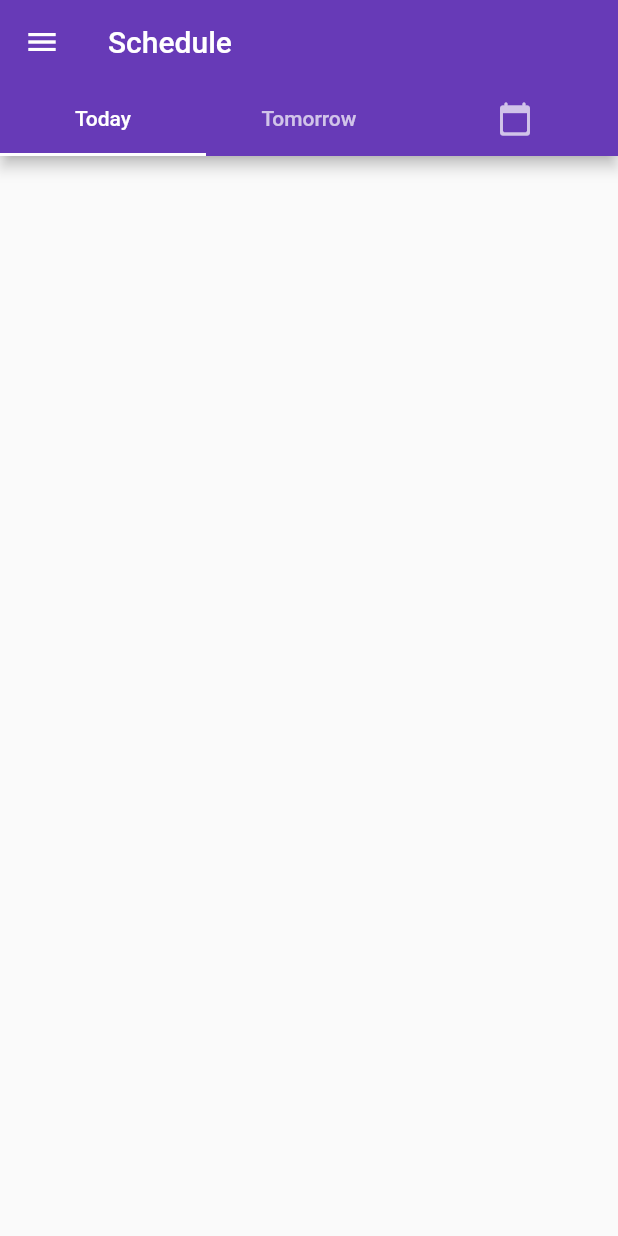
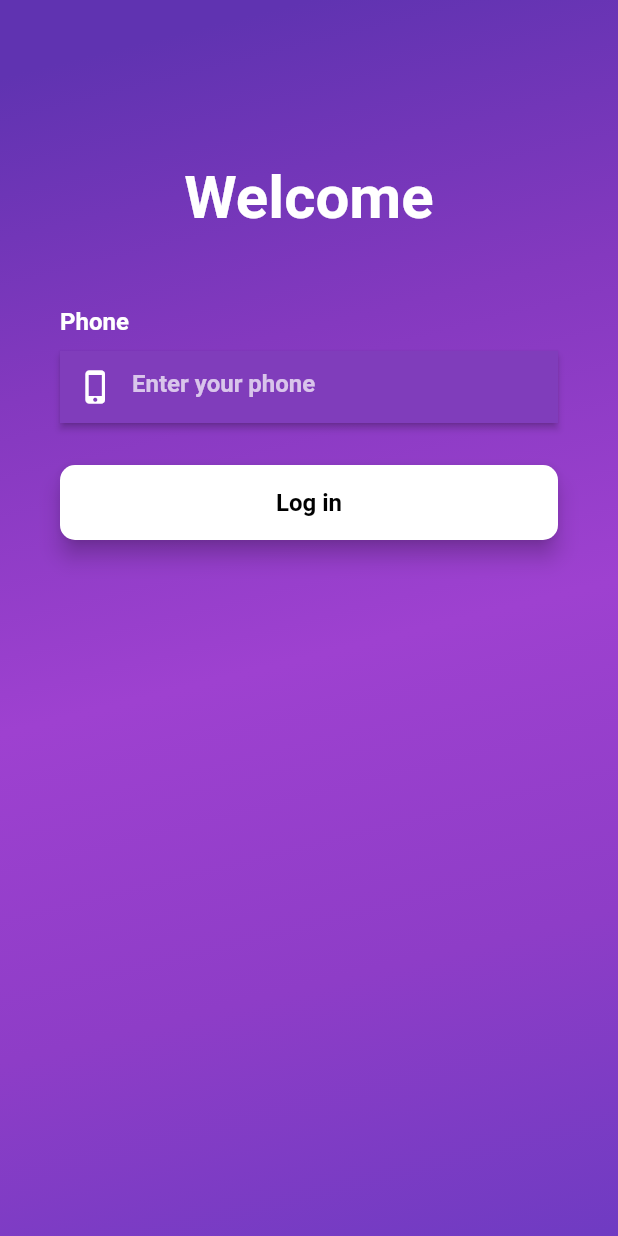
Before and after one commit to vivatNikolay/untitled, a Flutter app: the screen it shows after launch, on a phone screen of 412 x 824 dp. Run offline on Flutter 3.47's test engine with Material 2 defaults, Android fonts, the light colour scheme and no system bars; our stand-ins replace table_calendar; Roboto replaces fonts that are missing (PT-Sans, PTSans).

Commit message:
add login and logout

```diff
--- a/lib/main.dart
+++ b/lib/main.dart
@@ -1,5 +1,6 @@
 import 'dart:developer';
 import 'package:flutter/material.dart';
+import 'package:untitled/src/login.dart';
 import 'package:untitled/src/tabs.dart';
 import 'package:http/http.dart' as http;
 
@@ -25,7 +26,7 @@ class MyApp extends StatelessWidget {
         primarySwatch: Colors.deepPurple,
         visualDensity: VisualDensity.adaptivePlatformDensity
       ),
-      home: const MyHomePage(),
+      home: LoginScreen()
     );
   }
 }
--- /dev/null
+++ b/lib/src/drawer.dart
@@ -0,0 +1,79 @@
+import 'package:flutter/cupertino.dart';
+import 'package:flutter/material.dart';
+import 'package:untitled/src/login.dart';
+
+import 'entity.dart';
+
+class MyDrawer extends StatelessWidget {
+
+  final Relaxer relaxer;
+
+  MyDrawer({ required this.relaxer});
+
+  @override
+  Widget build(BuildContext context) {
+    return Drawer(
+        child: ListView(
+          padding: EdgeInsets.zero,
+          children: [
+            DrawerHeader(
+                decoration: const BoxDecoration(
+                    gradient: LinearGradient(
+                        colors: [Color(0xFF4A148C), Colors.deepPurple])),
+                child: Stack(
+                  children: <Widget>[
+                    Align(
+                      alignment: Alignment.topLeft,
+                      child: CircleAvatar(
+                        backgroundColor: Colors.white,
+                        radius: 40.0,
+                        child: Image.asset(relaxer.gender
+                            ? "assets/images/man.png"
+                            : "assets/images/woman.png"),
+                      ),
+                    ),
+                    Align(
+                        alignment:
+                        Alignment.bottomLeft + const Alignment(-0.05, -0.45),
+                        child: Text(
+                          '${relaxer.name} ${relaxer.surname}',
+                          style: const TextStyle(
+                              color: Colors.white,
+                              fontSize: 20.0,
+                              fontFamily: 'TimesNewRoman'),
+                        )),
+                    Align(
+                        alignment:
+                        Alignment.bottomLeft + const Alignment(-0.05, -0.05),
+                        child: Text(
+                          relaxer.phone,
+                          style: const TextStyle(
+                              color: Colors.white,
+                              fontSize: 17.0,
+                              fontFamily: 'TimesNewRoman'),
+                        )),
+                    const Align(
+                      alignment: Alignment.topRight,
+                      child: Icon(
+                        Icons.settings,
+                        size: 26,
+                        color: Colors.white,
+                      ),
+                    )
+                  ],
+                )),
+            ListTile(
+              leading: const Icon(Icons.logout),
+              minLeadingWidth: 24,
+              title: const Text('Log out'),
+              onTap: () {
+                Navigator.of(context).pushReplacement(
+                    MaterialPageRoute(
+                        builder: (context) => LoginScreen()
+                    ));
+              },
+            ),
+          ],
+        ));
+  }
+}
--- /dev/null
+++ b/lib/src/login.dart
@@ -0,0 +1,159 @@
+
+
+import 'package:flutter/cupertino.dart';
+import 'package:flutter/material.dart';
+import 'package:untitled/src/tabs.dart';
+
+class LoginScreen extends StatefulWidget {
+  @override
+  _LoginScreenState createState() => _LoginScreenState();
+}
+
+class _LoginScreenState extends State<LoginScreen> {
+
+  TextEditingController inputController = TextEditingController();
+
+  @override
+  @override
+  Widget build(BuildContext context) {
+    return SafeArea(
+      child: Scaffold(
+        body: Container(
+          width: double.infinity,
+          height: double.infinity,
+          decoration: const BoxDecoration(
+            gradient: LinearGradient(
+              begin: Alignment.topCenter,
+              end: Alignment.bottomRight,
+              colors: [
+                Color(0xFF6033B1),
+                Color(0xFF8439BF),
+                Color(0xFF9E41D0),
+                Color(0xFF8E3DC7),
+                Color(0xFF6F3BC2),
+              ],
+            ),
+          ),
+          child: SingleChildScrollView(
+            child: Padding(
+              padding: const EdgeInsets.symmetric(
+                horizontal: 40,
+              ).copyWith(top: 108),
+              child: Column(
+                children: [
+                  const Text(
+                    'Welcome',
+                    style: TextStyle(
+                      fontFamily: 'PT-Sans',
+                      fontSize: 40,
+                      fontWeight: FontWeight.bold,
+                      color: Colors.white,
+                    ),
+                  ),
+                  const SizedBox(
+                    height: 50,
+                  ),
+                  Container(
+                    alignment: Alignment.centerLeft,
+                    child: const Text(
+                      'Phone',
+                      style: TextStyle(
+                        fontFamily: 'PT-Sans',
+                        fontSize: 16,
+                        fontWeight: FontWeight.bold,
+                        color: Colors.white,
+                      ),
+                    ),
+                  ),
+                  const SizedBox(
+                    height: 10,
+                  ),
+                  _buildTextField(
+                    hintText: 'Enter your phone',
+                    prefixedIcon: const Icon(Icons.phone_iphone, color: Colors.white),
+                  ),
+                  const SizedBox(
+                    height: 28,
+                  ),
+                  _buildLoginButton()
+                ],
+              ),
+            ),
+          ),
+        ),
+      ),
+    );
+  }
+
+  Widget _buildTextField({
+    Widget? prefixedIcon,
+    String? hintText,
+  }) {
+    return Material(
+      color: Colors.transparent,
+      elevation: 2,
+      child: TextField(
+        controller: inputController,
+        cursorColor: Colors.white,
+        cursorWidth: 2,
+        style: const TextStyle(color: Colors.white),
+        decoration: InputDecoration(
+          border: InputBorder.none,
+          filled: true,
+          fillColor: const Color(0xFF803DBB),
+          prefixIcon: prefixedIcon,
+          hintText: hintText,
+          hintStyle: const TextStyle(
+            color: Colors.white70,
+            fontWeight: FontWeight.bold,
+            fontFamily: 'PTSans',
+          ),
+        ),
+      ),
+    );
+  }
+
+  Widget _buildLoginButton() {
+    return SizedBox(
+      height: 50,
+      width: double.infinity,
+      child: ElevatedButton(
+        style: ButtonStyle(
+          backgroundColor: MaterialStateProperty.all(
+            Colors.white,
+          ),
+          elevation: MaterialStateProperty.all(6),
+          shape: MaterialStateProperty.all(
+            const RoundedRectangleBorder(
+              borderRadius: BorderRadius.all(
+                Radius.circular(10),
+              ),
+            ),
+          ),
+        ),
+        child: const Text(
+          'Log in',
+          style: TextStyle(
+            fontFamily: 'PT-Sans',
+            fontSize: 16,
+            fontWeight: FontWeight.bold,
+            color: Colors.black,
+          ),
+        ),
+        onPressed: () {
+          if (_checkPhone()) {
+            Navigator.of(context).pushReplacement(
+                MaterialPageRoute(
+                    builder: (context) => const MyHomePage()
+                ));
+          }
+        },
+      ),
+    );
+  }
+
+  bool _checkPhone() {
+    return true;
+  }
+
+}
--- a/lib/src/tabs.dart
+++ b/lib/src/tabs.dart
@@ -1,4 +1,5 @@
 import 'package:flutter/material.dart';
+import 'package:untitled/src/drawer.dart';
 import 'package:untitled/src/utils.dart';
 import 'calendar.dart';
 
@@ -31,75 +32,7 @@ class _MyHomePageState extends State<MyHomePage> {
               const TableAssignments()
             ])
         ),
-        drawer: Drawer(
-          child: ListView(
-            padding: EdgeInsets.zero,
-            children: [
-              DrawerHeader(
-                  decoration: const BoxDecoration(
-                      gradient: LinearGradient(
-                          colors: [Color(0xFF4A148C), Colors.deepPurple])),
-                  child: Stack(
-                    children: <Widget>[
-                      Align(
-                        alignment: Alignment.topLeft,
-                        child: CircleAvatar(
-                          backgroundColor: Colors.white,
-                          radius: 40.0,
-                          child: Image.asset(relaxer.gender
-                              ? "assets/images/man.png"
-                              : "assets/images/woman.png"),
-                        ),
-                      ),
-                      Align(
-                          alignment: Alignment.bottomLeft +
-                              const Alignment(-0.05, -0.45),
-                          child: Text(
-                            '${relaxer.name} ${relaxer.surname}',
-                            style: const TextStyle(
-                                color: Colors.white,
-                                fontSize: 20.0,
-                                fontFamily: 'TimesNewRoman'),
-                          )),
-                      Align(
-                          alignment: Alignment.bottomLeft +
-                              const Alignment(-0.05, -0.05),
-                          child: Text(
-                            relaxer.phone,
-                            style: const TextStyle(
-                                color: Colors.white,
-                                fontSize: 17.0,
-                                fontFamily: 'TimesNewRoman'),
-                          )),
-                      const Align(
-                        alignment: Alignment.topRight,
-                        child: Icon(
-                          Icons.settings,
-                          size: 26,
-                          color: Colors.white,
-                        ),
-                      )
-                    ],
-                  )),
-              ListTile(
-                leading: const Icon(Icons.person_search),
-                minLeadingWidth: 24,
-                title: const Text('Change user'),
-                onTap: () {
-                  // Navigator.pop(context);
-                },
-              ),
-              ListTile(
-                leading: const Icon(Icons.settings),
-                minLeadingWidth: 24,
-                title: const Text('Setting'),
-                onTap: () {
-                  // Navigator.pop(context);
-                },
-              ),
-            ],
-          ),
-        ),
+        drawer: MyDrawer(relaxer: relaxer),
       ),
     );
   }
```
